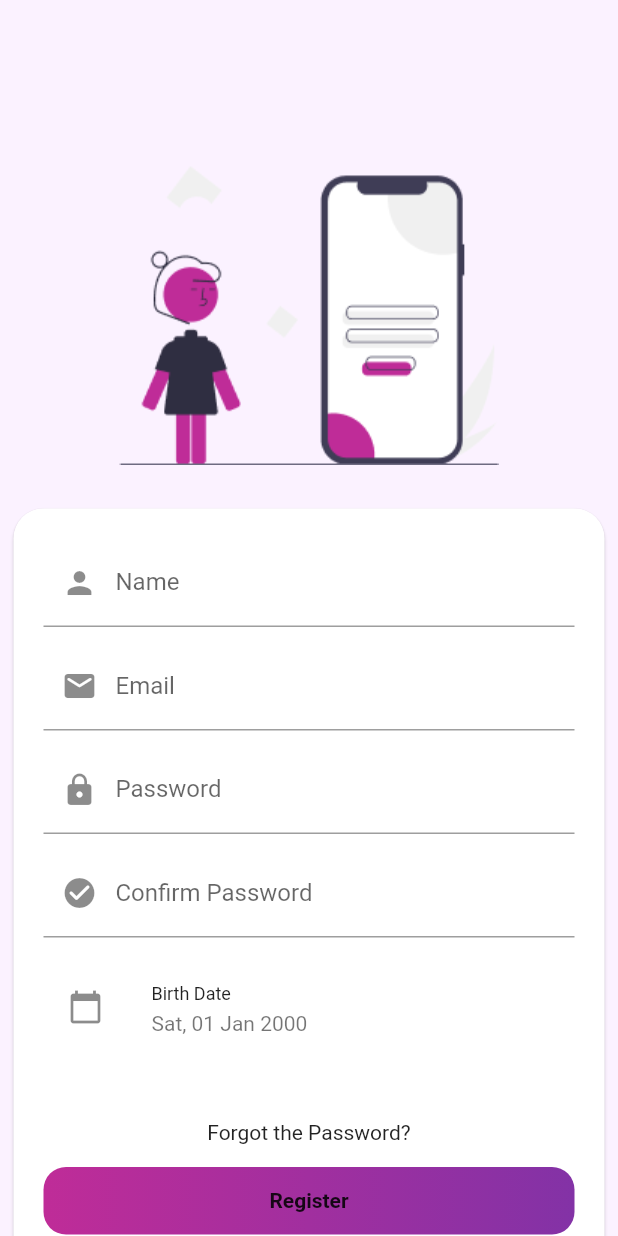
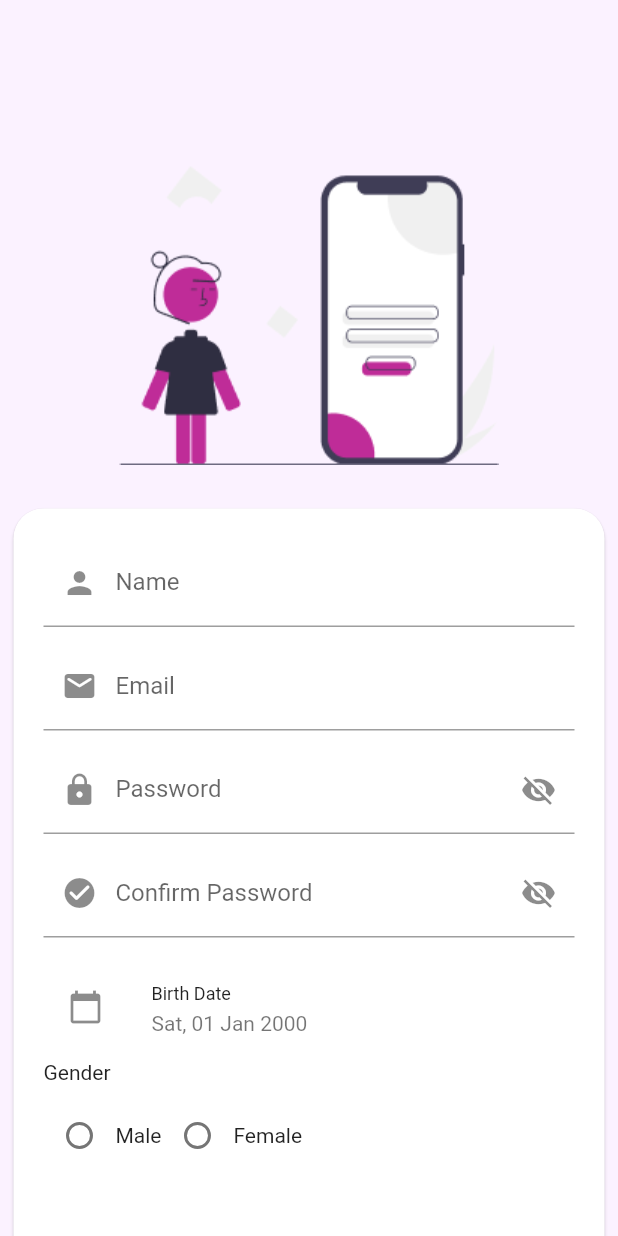
Before and after one commit to Rafiyudistra721/book_app_rafi, a Flutter app: the screen it shows after launch, after a tap on "Login", after a tap on "Don't have an account yet? Register Here", on a phone screen of 412 x 824 dp. Run offline on Flutter 3.47's test engine with Material 2 defaults, Android fonts, the light colour scheme and no system bars; our stand-ins replace cloud_firestore, convex_bottom_bar, firebase_auth, firebase_core, firebase_storage, get and 1 more; accounts and stored records are empty.

Commit message:
Progress (4)

```diff
--- a/lib/app/data/class_model.dart
+++ b/lib/app/data/Models/user_model.dart
@@ -1,7 +1,7 @@
 import 'dart:io';
 import 'package:book_app_rafi/app/data/database.dart';
 import 'package:cloud_firestore/cloud_firestore.dart';
-import '../integrations/firestore.dart';
+import '../../integrations/firestore.dart';
 
 class UserModel {
   String? id;
@@ -11,6 +11,7 @@ class UserModel {
   String? image;
   DateTime? birthDate;
   DateTime? time;
+  String? gender;
 
   UserModel(
       {this.id,
@@ -19,7 +20,8 @@ class UserModel {
       this.password,
       this.image,
       this.birthDate,
-      this.time});
+      this.time,
+      this.gender});
 
   UserModel fromJson(DocumentSnapshot doc) {
     var json = doc.data() as Map<String, dynamic>?;
@@ -30,7 +32,8 @@ class UserModel {
       password: json?['password'],
       image: json?['image'],
       birthDate: (json?['birthDate'] as Timestamp?)?.toDate(),
-      time: (json?['time'] as Timestamp?)?.toDate()
+      time: (json?['time'] as Timestamp?)?.toDate(),
+      gender: json?['gender']
     );
   }
   Map<String, dynamic> get toJson => {
@@ -40,7 +43,8 @@ class UserModel {
     'password' : password,
     'image' : image,
     'birthDate' : birthDate,
-    'time' : time
+    'time' : time,
+    'gender' : gender
   };
 
   Database db = Database(
@@ -79,26 +83,3 @@ class UserModel {
     });
   }
 }
-
-class BookModel {
-  String? id;
-  String? title;
-  String? category;
-  int? page;
-  int? readPage;
-  String? image;
-  DateTime? time;
-
-  BookModel(
-      {this.id, this.title, this.category, this.page, this.image, this.time});
-}
-
-class ReadModel {
-  String? id;
-  String? bookId;
-  int? prePage;
-  int? newPage;
-  DateTime? time;
-
-  ReadModel({this.id, this.bookId, this.prePage, this.newPage, this.time});
-}
--- a/lib/app/integrations/firestore.dart
+++ b/lib/app/integrations/firestore.dart
@@ -10,4 +10,4 @@ FirebaseStorage firebaseStorage = FirebaseStorage.instance;
 FirebaseAuth auth = FirebaseAuth.instance;
 
 const usersCollection = "users";
-const bookCollection = "book";
+const booksCollection = "books";
--- a/lib/app/modules/login/controllers/login_controller.dart
+++ b/lib/app/modules/login/controllers/login_controller.dart
@@ -1,9 +1,8 @@
 // ignore_for_file: avoid_print, prefer_final_fields
 
-
-import 'package:book_app_rafi/app/data/class_model.dart';
+import 'package:book_app_rafi/app/data/Models/user_model.dart';
 import 'package:book_app_rafi/app/routes/app_pages.dart';
-import 'package:cloud_firestore/cloud_firestore.dart';
+// import 'package:cloud_firestore/cloud_firestore.dart';
 import 'package:firebase_auth/firebase_auth.dart';
 import 'package:flutter/material.dart';
 import 'package:get/get.dart';
@@ -33,6 +32,13 @@ class LoginController extends GetxController {
   TextEditingController emailC = TextEditingController();
   TextEditingController passwordC = TextEditingController();
   TextEditingController password2C = TextEditingController();
+  RxString _selectedGender = ''.obs;
+  RxString get selectedGender => _selectedGender;
+
+  void setSelectedGender(String value) {
+    _selectedGender = value.obs;
+    update();
+  }
 
   Rx<DateTime?> _selectedDate = DateTime(2000).obs;
   DateTime? get selectedDate => _selectedDate.value;
@@ -93,6 +99,8 @@ class LoginController extends GetxController {
         birthDate: selectedDate,
         image: '',
         time: DateTime.now(),
+        gender: selectedGender.string
+
       );
       UserCredential myUser = await _auth.createUserWithEmailAndPassword(
           email: emailC.text, password: passwordC.text);
--- a/lib/app/modules/login/views/login_view.dart
+++ b/lib/app/modules/login/views/login_view.dart
@@ -1,4 +1,4 @@
-// ignore_for_file: must_be_immutable
+// ignore_for_file: must_be_immutable, avoid_print
 
 import 'package:book_app_rafi/app/utils/colors.dart';
 import 'package:flutter/material.dart';
@@ -10,7 +10,7 @@ import 'package:intl/intl.dart';
 
 class LoginView extends GetView<LoginController> {
   GlobalKey<FormState> form = GlobalKey();
-  final authC = Get.find<LoginController>();
+  RxBool visibilityPass = false.obs;
   LoginView({super.key});
   @override
   Widget build(BuildContext context) {
@@ -65,6 +65,7 @@ class LoginView extends GetView<LoginController> {
                                 ),
                                 10.height,
                                 TextFormField(
+                                  obscureText: !visibilityPass.value,
                                   validator: (value) =>
                                       value == null || value == ''
                                           ? 'this field is required'
@@ -72,14 +73,23 @@ class LoginView extends GetView<LoginController> {
                                   controller: controller.passwordC,
                                   keyboardType: TextInputType.visiblePassword,
                                   textInputAction: TextInputAction.done,
-                                  decoration: const InputDecoration(
+                                  decoration: InputDecoration(
                                     labelText: 'Password',
-                                    prefixIcon: Icon(Icons.lock),
+                                    prefixIcon: const Icon(Icons.lock),
+                                    suffixIcon: IconButton(
+                                      onPressed: () {
+                                        visibilityPass.value =
+                                        !visibilityPass.value;
+                                      },
+                                      icon: visibilityPass.value
+                                          ? const Icon(Icons.visibility)
+                                          : const Icon(Icons.visibility_off))
                                   ),
                                 ),
                                 10.height,
                                 if (controller.isRegister)
                                   TextFormField(
+                                    obscureText: !visibilityPass.value,
                                     validator: (value) =>
                                         value == null || value == ''
                                             ? 'Confirm Your password'
@@ -87,10 +97,18 @@ class LoginView extends GetView<LoginController> {
                                     controller: controller.password2C,
                                     keyboardType: TextInputType.visiblePassword,
                                     textInputAction: TextInputAction.done,
-                                    decoration: const InputDecoration(
+                                    decoration: InputDecoration(
                                       labelText: 'Confirm Password',
                                       prefixIcon:
-                                          Icon(Icons.check_circle_rounded),
+                                          const Icon(Icons.check_circle_rounded),
+                                      suffixIcon: IconButton(
+                                      onPressed: () {
+                                        visibilityPass.value =
+                                        !visibilityPass.value;
+                                      },
+                                      icon: visibilityPass.value
+                                          ? const Icon(Icons.visibility)
+                                          : const Icon(Icons.visibility_off))
                                     ),
                                   ),
                                 10.height,
@@ -115,6 +133,38 @@ class LoginView extends GetView<LoginController> {
                                             ? DateFormat("EEE, dd MMM y")
                                                 .format(controller.selectedDate!)
                                             : '--'),
+                                  ),
+                                if (controller.isRegister)
+                                  Column(
+                                    crossAxisAlignment: CrossAxisAlignment.start,
+                                    children: [
+                                      const Text("Gender"),
+                                      10.height,
+                                      Row(
+                                        children: [
+                                          Radio<String>(
+                                            value: 'male',
+                                            groupValue: controller.selectedGender.value,
+                                            onChanged: (value) {
+                                              controller.selectedGender.value =
+                                              value ?? '';
+                                            },
+                                            activeColor: colorPrimary,
+                                            ),
+                                            const Text("Male"),
+                                            Radio<String>(
+                                              value: 'female',
+                                              groupValue: controller.selectedGender.value,
+                                              onChanged: (value) {
+                                                controller.selectedGender.value =
+                                                value ?? '';
+                                              },
+                                              activeColor: colorPrimary,
+                                              ),
+                                              const Text("Female")
+                                        ],
+                                      )
+                                    ],
                                   ),
                                 40.height,
                                 Align(
--- a/lib/app/utils/colors.dart
+++ b/lib/app/utils/colors.dart
@@ -5,3 +5,5 @@ const colorSecondary = Color(0xff8332A6);
 const colorThird = Color(0xffFBF2FF);
 const colorWhite = Colors.white;
 const colorBlack = Colors.black;
+var colorRecentActivity1 = const Color(0xffBF2C98).withOpacity(0.4);
+var colorRecentActivity2 = const Color(0xffBF2C98).withOpacity(0.2);
```
Also changed, not shown: lib/app/data/Models/book_model.dart (added, +75 -0 lines), lib/app/data/Models/read_model.dart (added, +11 -0 lines), lib/app/modules/home/views/home_view.dart (+36 -7 lines), lib/app/widgets/book_list.dart (added, +14 -0 lines), lib/app/widgets/bottom_navbar.dart (+35 -14 lines).
